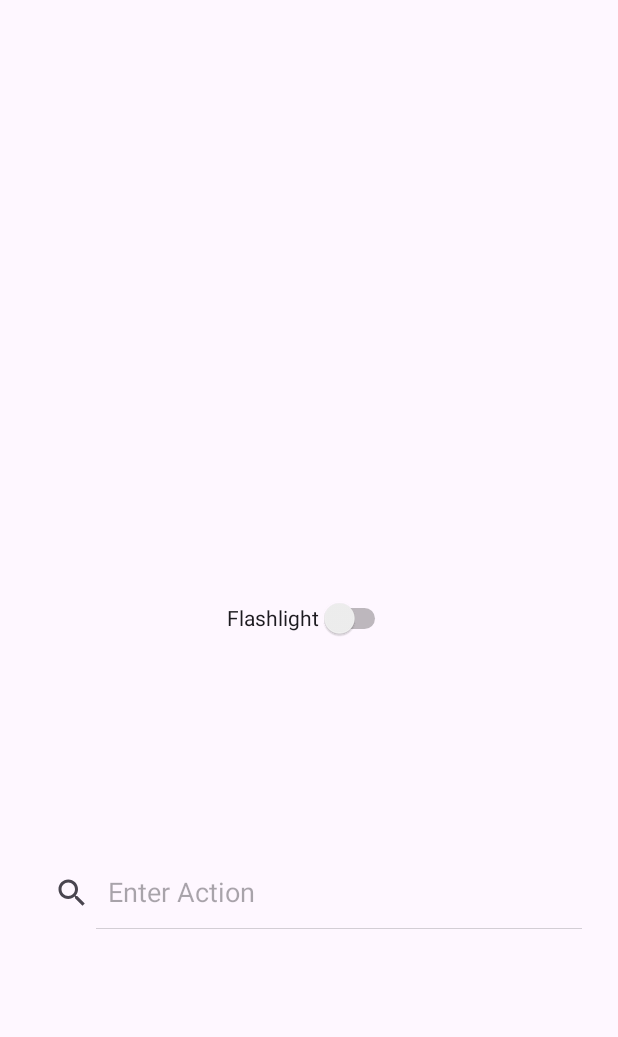
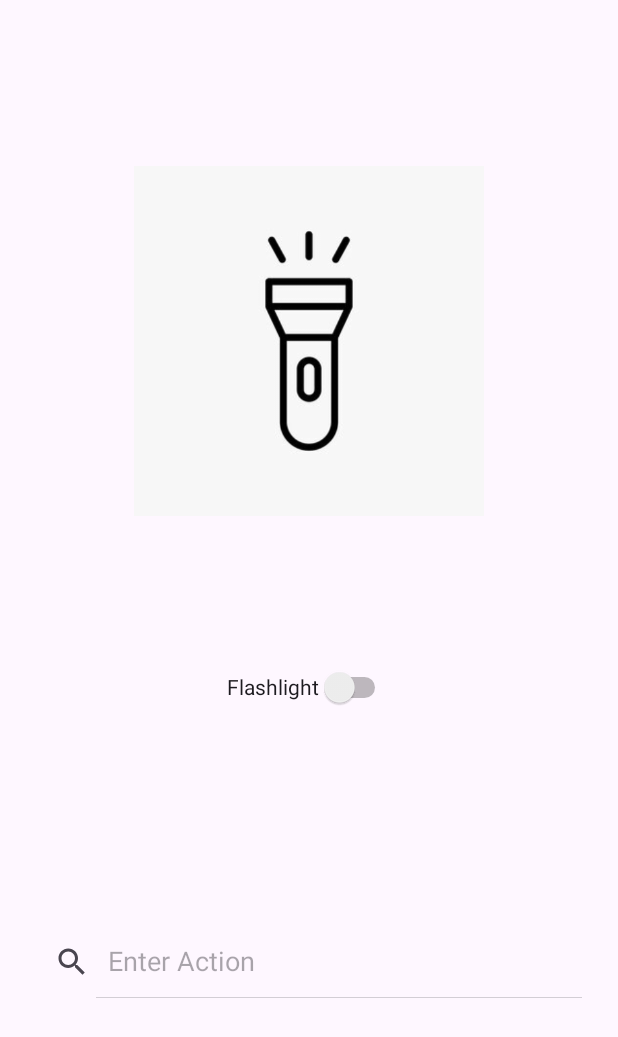
Before and after one commit to nirbhay221/CAS-CS-501-Flashlight-Application, an Android app: the screen it shows after launch (MainActivity), on a phone screen of 412 x 824 dp. Shown: the top 1037 px of the screen. Run offline under Robolectric (Android 15) with nearby library versions, the phone set to English and light mode, and no system bars.

Commit message:
added flashlight image

```diff
--- a/app/src/main/res/layout/activity_main.xml
+++ b/app/src/main/res/layout/activity_main.xml
@@ -6,6 +6,17 @@
     android:layout_height="match_parent"
     tools:context=".MainActivity">
 
+    <ImageView
+        android:id="@+id/imageView3"
+        android:layout_width="245dp"
+        android:layout_height="233dp"
+        android:layout_marginBottom="480dp"
+        android:textAlignment="center"
+
+        app:layout_constraintBottom_toBottomOf="parent"
+        app:layout_constraintEnd_toEndOf="parent"
+        app:layout_constraintStart_toStartOf="parent"
+        app:srcCompat="@drawable/flashligh_icon" />
 
     <Switch
         android:id="@+id/switchId"
@@ -17,7 +28,8 @@
         app:layout_constraintBottom_toBottomOf="parent"
         app:layout_constraintEnd_toEndOf="parent"
         app:layout_constraintStart_toStartOf="parent"
-        app:layout_constraintTop_toTopOf="parent" />
+        app:layout_constraintTop_toBottomOf="@+id/imageView3"
+        app:layout_constraintVertical_bias="0.208" />
 
     <RelativeLayout
         android:id="@+id/relativeLayout"
@@ -42,4 +54,8 @@
             android:iconifiedByDefault="false" />
 
     </RelativeLayout>
+
+
+
+
 </androidx.constraintlayout.widget.ConstraintLayout>
```
Also changed, not shown: app/src/main/flashligh_icon.jpeg (added), app/src/main/res/drawable/flashligh_icon.jpeg (added).
